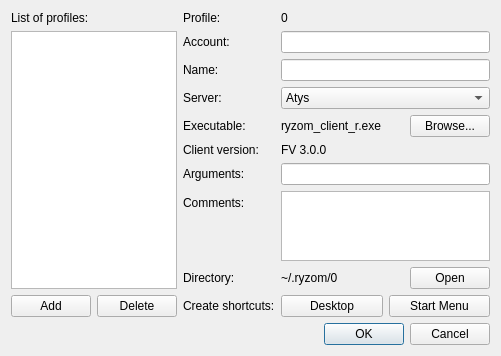
Before: the Qt Designer form code/ryzom/tools/client/ryzom_installer/ui/profiles.ui in ryzom/ryzomcore, drawn with Qt 5.
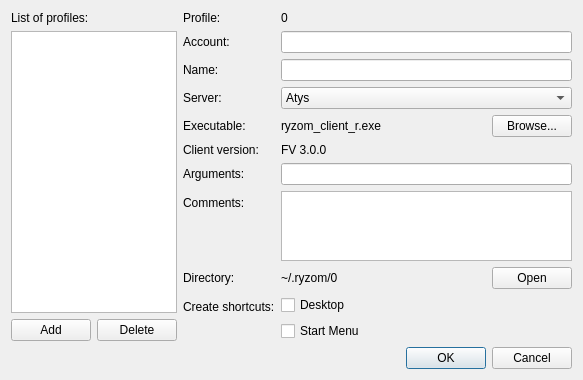
After: the same form once the commit is applied.

Commit message:
Changed: Use checkboxes for shortcuts
branch : feature-ryzom-installer

What changed in the file:
```diff
--- a/code/ryzom/tools/client/ryzom_installer/ui/profiles.ui
+++ b/code/ryzom/tools/client/ryzom_installer/ui/profiles.ui
@@ -6,8 +6,8 @@
    <rect>
     <x>0</x>
     <y>0</y>
-    <width>501</width>
-    <height>351</height>
+    <width>583</width>
+    <height>368</height>
    </rect>
   </property>
   <property name="windowTitle">
@@ -206,16 +206,16 @@
         </widget>
        </item>
        <item row="9" column="1">
-        <layout class="QHBoxLayout" name="shortcutsLayout">
+        <layout class="QVBoxLayout" name="shortcutsLayout">
          <item>
-          <widget class="QPushButton" name="shortcutsDesktopButton">
+          <widget class="QCheckBox" name="desktopShortcutCheckBox">
            <property name="text">
             <string>Desktop</string>
            </property>
           </widget>
          </item>
          <item>
-          <widget class="QPushButton" name="shortcutsMenuButton">
+          <widget class="QCheckBox" name="menuShortcutCheckBox">
            <property name="text">
             <string>Start Menu</string>
            </property>
```
Left out of the diff: 32 changed lines with no effect on the pictures.
